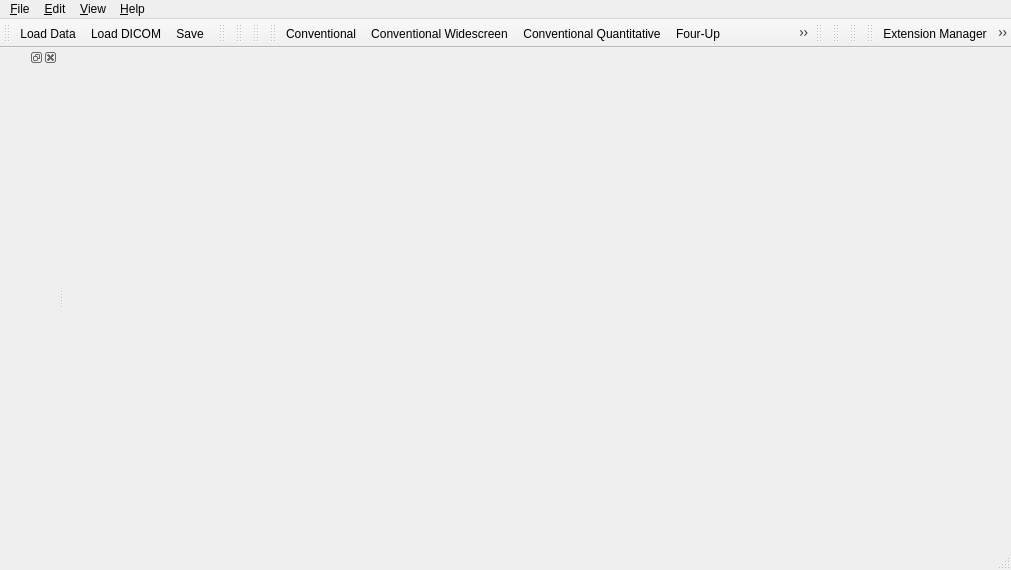
The window that Applications/SRPlanApp/Resources/UI/qSlicerAppMainWindow.ui (zoulianmp/SRPlan4Snake) describes before a commit, drawn with Qt 5.
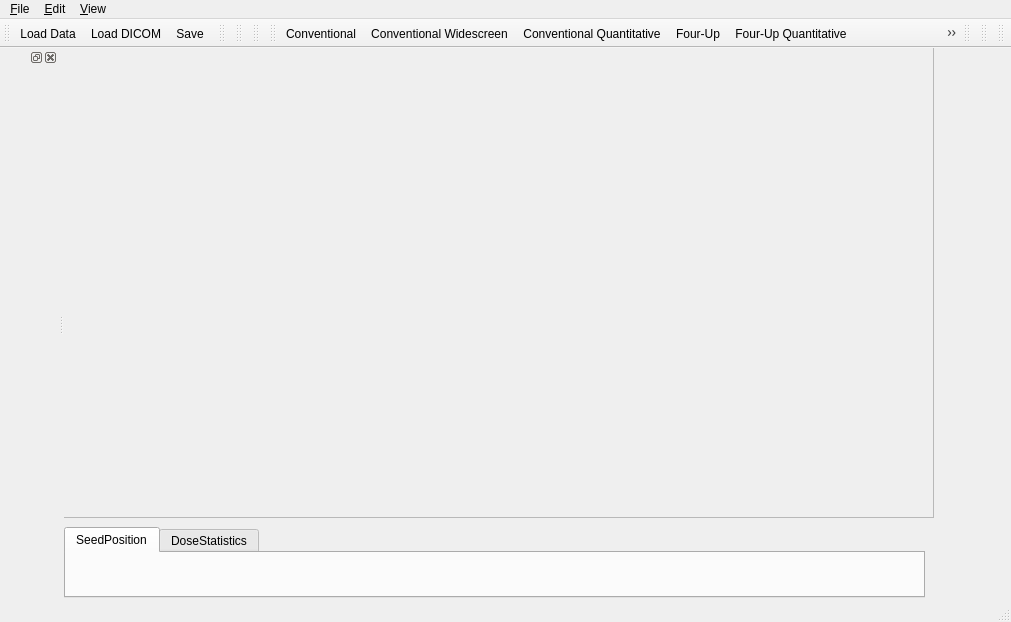
The same window after the commit. Icons and pictures are not drawn. Custom widgets are drawn as their Qt base class.

Commit message: SRPlan  Welcome Module

The edit to the form file:
```diff
--- a/Applications/SRPlanApp/Resources/UI/qSlicerAppMainWindow.ui
+++ b/Applications/SRPlanApp/Resources/UI/qSlicerAppMainWindow.ui
@@ -7,17 +7,66 @@
     <x>0</x>
     <y>0</y>
     <width>1011</width>
-    <height>570</height>
+    <height>622</height>
    </rect>
   </property>
   <property name="windowTitle">
-   <string>3D Slicer</string>
+   <string>SRPlan</string>
   </property>
   <property name="windowIcon">
    <iconset resource="../SRPlanApp.qrc">
     <normaloff>:/Icons/Medium/DesktopIcon.png</normaloff>:/Icons/Medium/DesktopIcon.png</iconset>
   </property>
-  <widget class="QWidget" name="CentralWidget"/>
+  <widget class="QWidget" name="CentralWidget">
+   <widget class="QTabWidget" name="planTabWidget">
+    <property name="enabled">
+     <bool>true</bool>
+    </property>
+    <property name="geometry">
+     <rect>
+      <x>0</x>
+      <y>479</y>
+      <width>861</width>
+      <height>71</height>
+     </rect>
+    </property>
+    <property name="maximumSize">
+     <size>
+      <width>16777215</width>
+      <height>260</height>
+     </size>
+    </property>
+    <property name="currentIndex">
+     <number>0</number>
+    </property>
+    <widget class="QWidget" name="SeedPositionTab">
+     <attribute name="title">
+      <string>SeedPosition</string>
+     </attribute>
+    </widget>
+    <widget class="QWidget" name="DoseStatisticsTab">
+     <attribute name="title">
+      <string>DoseStatistics</string>
+     </attribute>
+    </widget>
+   </widget>
+   <widget class="QFrame" name="layoutFrame">
+    <property name="geometry">
+     <rect>
+      <x>-1</x>
+      <y>-1</y>
+      <width>871</width>
+      <height>471</height>
+     </rect>
+    </property>
+    <property name="frameShape">
+     <enum>QFrame::StyledPanel</enum>
+    </property>
+    <property name="frameShadow">
+     <enum>QFrame::Raised</enum>
+    </property>
+   </widget>
+  </widget>
   <widget class="QMenuBar" name="menubar">
    <property name="geometry">
     <rect>
@@ -109,24 +158,9 @@
     <addaction name="WindowErrorLogAction"/>
     <addaction name="separator"/>
    </widget>
-   <widget class="QMenu" name="HelpMenu">
-    <property name="title">
-     <string>&amp;Help</string>
-    </property>
-    <addaction name="HelpKeyboardShortcutsAction"/>
-    <addaction name="HelpInterfaceDocumentationAction"/>
-    <addaction name="HelpBrowseTutorialsAction"/>
-    <addaction name="separator"/>
-    <addaction name="HelpSlicerPublicationsAction"/>
-    <addaction name="HelpVisualBlogAction"/>
-    <addaction name="separator"/>
-    <addaction name="HelpReportBugOrFeatureRequestAction"/>
-    <addaction name="HelpAboutSlicerAppAction"/>
-   </widget>
    <addaction name="FileMenu"/>
    <addaction name="EditMenu"/>
    <addaction name="ViewMenu"/>
-   <addaction name="HelpMenu"/>
   </widget>
   <widget class="QStatusBar" name="StatusBar"/>
   <widget class="QDockWidget" name="PanelDockWidget">
@@ -162,33 +196,9 @@
      <property name="bottomMargin">
       <number>0</number>
      </property>
-     <item>
-      <widget class="QLabel" name="LogoLabel">
-       <property name="pixmap">
-        <pixmap resource="../SRPlanApp.qrc">:/ModulePanelLogo.png</pixmap>
-       </property>
-       <property name="alignment">
-        <set>Qt::AlignLeading|Qt::AlignLeft|Qt::AlignTop</set>
-       </property>
-      </widget>
-     </item>
      <item>
       <widget class="qSlicerModulePanel" name="ModulePanel" native="true"/>
      </item>
-     <item>
-      <widget class="ctkCollapsibleButton" name="DataProbeCollapsibleWidget" native="true">
-       <property name="sizePolicy">
-        <sizepolicy hsizetype="Preferred" vsizetype="Preferred">
-         <horstretch>0</horstretch>
-         <verstretch>0</verstretch>
-        </sizepolicy>
-       </property>
-       <property name="text" stdset="0">
-        <string>Data Probe</string>
-       </property>
-       <layout class="QHBoxLayout" name="horizontalLayout"/>
-      </widget>
-     </item>
     </layout>
    </widget>
   </widget>
@@ -315,19 +325,6 @@
     <bool>false</bool>
    </attribute>
   </widget>
-  <widget class="QToolBar" name="DialogToolBar">
-   <property name="windowTitle">
-    <string>Extensions</string>
-   </property>
-   <attribute name="toolBarArea">
-    <enum>TopToolBarArea</enum>
-   </attribute>
-   <attribute name="toolBarBreak">
-    <bool>false</bool>
-   </attribute>
-   <addaction name="ViewExtensionsManagerAction"/>
-   <addaction name="WindowPythonInteractorAction"/>
-  </widget>
   <action name="FileLoadSceneAction">
    <property name="icon">
     <iconset resource="../../../../Base/QTGUI/Resources/qSlicerBaseQTGUI.qrc">
@@ -1266,12 +1263,6 @@
    <extends>QToolBar</extends>
    <header>qSlicerMouseModeToolBar.h</header>
   </customwidget>
-  <customwidget>
-   <class>ctkCollapsibleButton</class>
-   <extends>QWidget</extends>
-   <header>ctkCollapsibleButton.h</header>
-   <container>1</container>
-  </customwidget>
   <customwidget>
    <class>qSlicerViewersToolBar</class>
    <extends>QToolBar</extends>
```
The commit also changes 12 other files.
